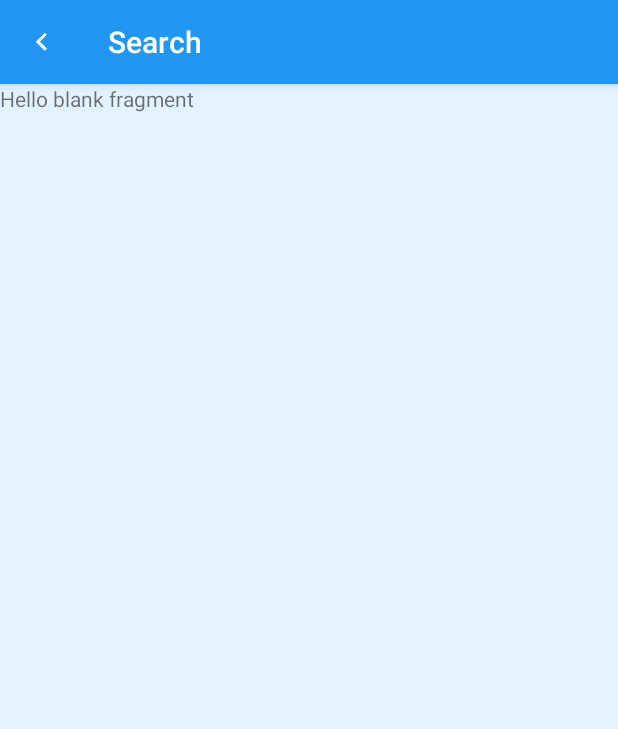
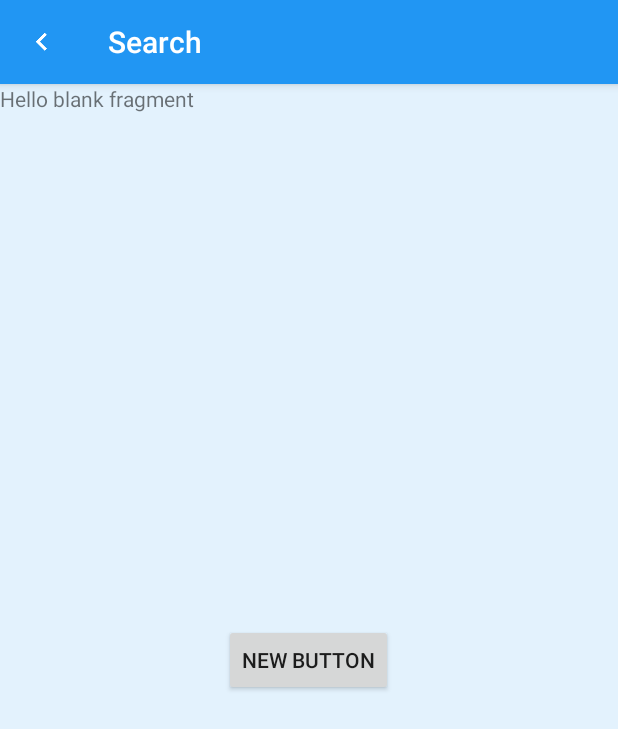
Before and after one commit to PeteTheMagician/Pogoda-Meteo, an Android app: the MainActivity screen opened directly, with no data from a screen before it, after a tap on "Search city", on a phone screen of 412 x 824 dp. Shown: the top 729 px of the screen. Run offline under Robolectric (Android 15) with nearby library versions, the phone set to English and light mode, and no system bars; 3 statements that could not run were skipped.

```diff
--- a/app/src/main/java/pl/dawidfiruzek/pogodameteo/LanguageFragment.java
+++ b/app/src/main/java/pl/dawidfiruzek/pogodameteo/LanguageFragment.java
@@ -59,5 +59,4 @@ public class LanguageFragment extends Fragment implements View.OnClickListener {
                 .addToBackStack(null)
                 .commit();
     }
-
 }
--- a/app/src/main/java/pl/dawidfiruzek/pogodameteo/MainActivity.java
+++ b/app/src/main/java/pl/dawidfiruzek/pogodameteo/MainActivity.java
@@ -45,6 +45,8 @@ public class MainActivity extends ActionBarActivity {
 
     @Override
     protected void onCreate(Bundle savedInstanceState) {
+        super.onCreate(savedInstanceState);
+        getSupportActionBar().setBackgroundDrawable(getResources().getDrawable(R.color.blue));
 
         SharedPreferences preferenceManager = PreferenceManager.getDefaultSharedPreferences(this);
         Boolean firstStart = preferenceManager.getBoolean("first_time_launch_preference", true);
@@ -53,8 +55,8 @@ public class MainActivity extends ActionBarActivity {
             startActivity(intent);
             finish();
         }
-        //TODO do not create fragment before initial settings!
-        super.onCreate(savedInstanceState);
+        else {
+            Toast.makeText(this, "dupadupa", Toast.LENGTH_SHORT).show();
             setContentView(R.layout.activity_main);
             if (savedInstanceState == null) {
                 getSupportFragmentManager().beginTransaction()
@@ -62,14 +64,11 @@ public class MainActivity extends ActionBarActivity {
                         .commit();
             }
 
-
-        getSupportActionBar().setBackgroundDrawable(getResources().getDrawable(R.color.blue));
-
             String[] mNavDrawerTitles = getResources().getStringArray(R.array.navigation_drawer_titles);
             String[] mNavDrawerSubtitles = getResources().getStringArray(R.array.navigation_drawer_subtitles);
             TypedArray mNavDrawerIcons = getResources().obtainTypedArray(R.array.navigation_drawer_icons);
 
-        for(int i = 0; i < mNavDrawerTitles.length; ++i){
+            for (int i = 0; i < mNavDrawerTitles.length; ++i) {
                 mNavItems.add(new NavigationListItem(mNavDrawerTitles[i], mNavDrawerSubtitles[i], mNavDrawerIcons.getResourceId(i, -1)));
             }
 
@@ -84,7 +83,7 @@ public class MainActivity extends ActionBarActivity {
                     this,
                     mDrawerLayout,
                     R.string.open_drawer,
-                R.string.close_drawer){
+                    R.string.close_drawer) {
 
                 @Override
                 public void onDrawerOpened(View drawerView) {
@@ -105,19 +104,20 @@ public class MainActivity extends ActionBarActivity {
             getSupportActionBar().setDisplayHomeAsUpEnabled(true);
             getSupportActionBar().setHomeButtonEnabled(true);
 
-        mDrawerList.setOnItemClickListener(new AdapterView.OnItemClickListener(){
+            mDrawerList.setOnItemClickListener(new AdapterView.OnItemClickListener() {
                 @Override
                 public void onItemClick(AdapterView<?> parent, View view, int position, long id) {
                     onClickNavigationDrawerItem(position);
                 }
             });
-        mDrawerList.setOnItemLongClickListener(new AdapterView.OnItemLongClickListener(){
+            mDrawerList.setOnItemLongClickListener(new AdapterView.OnItemLongClickListener() {
                 @Override
                 public boolean onItemLongClick(AdapterView<?> parent, View view, int position, long id) {
                     onLongClickNavigationDrawerItem(position);
                     return true;
                 }
             });
+        }
     }
 
     private void onLongClickNavigationDrawerItem(int position) {
--- a/app/src/main/java/pl/dawidfiruzek/pogodameteo/SearchFragment.java
+++ b/app/src/main/java/pl/dawidfiruzek/pogodameteo/SearchFragment.java
@@ -1,11 +1,14 @@
 package pl.dawidfiruzek.pogodameteo;
 
 
+import android.content.Intent;
 import android.os.Bundle;
 import android.support.v4.app.Fragment;
+import android.util.Log;
 import android.view.LayoutInflater;
 import android.view.View;
 import android.view.ViewGroup;
+import android.widget.Toast;
 
 
 /**
@@ -23,7 +26,26 @@ public class SearchFragment extends Fragment {
     public View onCreateView(LayoutInflater inflater, ViewGroup container,
                              Bundle savedInstanceState) {
         // Inflate the layout for this fragment
-        return inflater.inflate(R.layout.fragment_search, container, false);
+        View v = inflater.inflate(R.layout.fragment_search, container, false);
+        v.findViewById(R.id.button).setOnClickListener(new View.OnClickListener() {
+            @Override
+            public void onClick(View v) {
+                //TODO make it fucking work!
+                final CharSequence test = "FirstStartActivity";
+                Log.d(MainActivity.TAG, "\\" + getActivity().getTitle() + "\\ " + "FirstStartActivity");
+                if(v.getId() == R.id.button) {
+                    if (getActivity().getTitle() == test) {
+                        Intent intent = new Intent(getActivity(), MainActivity.class);
+                        startActivity(intent);
+                        getActivity().finish();
+                    }
+                    else{
+                        Toast.makeText(getActivity(), "kopasdlkfjasfdlkj", Toast.LENGTH_SHORT).show();
+                    }
+                }
+            }
+        });
+        return v;
     }
 
 
--- a/app/src/main/java/pl/dawidfiruzek/pogodameteo/SettingsFragment.java
+++ b/app/src/main/java/pl/dawidfiruzek/pogodameteo/SettingsFragment.java
@@ -37,6 +37,4 @@ public class SettingsFragment extends PreferenceFragment {
 //        preferenceCategory.removePreference(checkBoxPreference);
         return view;
     }
-
-
 }
--- a/app/src/main/res/layout/fragment_search.xml
+++ b/app/src/main/res/layout/fragment_search.xml
@@ -6,4 +6,11 @@
     <TextView android:layout_width="match_parent" android:layout_height="match_parent"
         android:text="@string/hello_blank_fragment" />
 
+    <Button
+        android:layout_width="wrap_content"
+        android:layout_height="wrap_content"
+        android:text="New Button"
+        android:id="@+id/button"
+        android:layout_gravity="center" />
+
 </FrameLayout>
```
Also changed, not shown: app/src/main/java/pl/dawidfiruzek/pogodameteo/UpdateMethodFragment.java (+9 -5 lines). Lines whose indentation alone changed are shown as unchanged.
